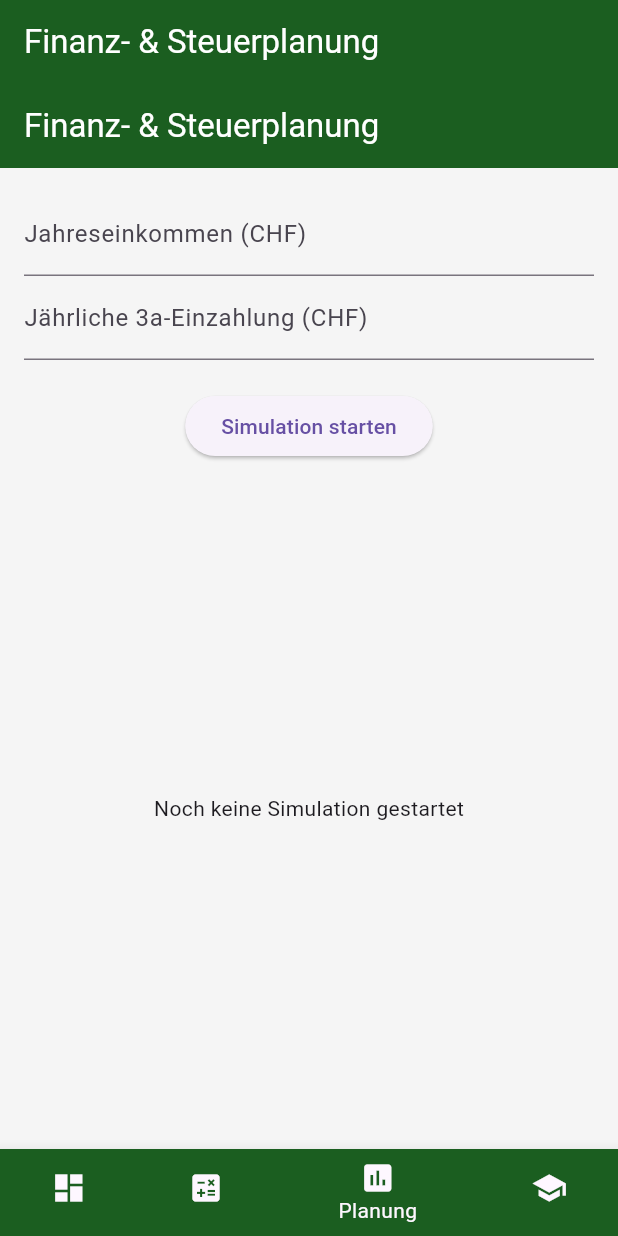
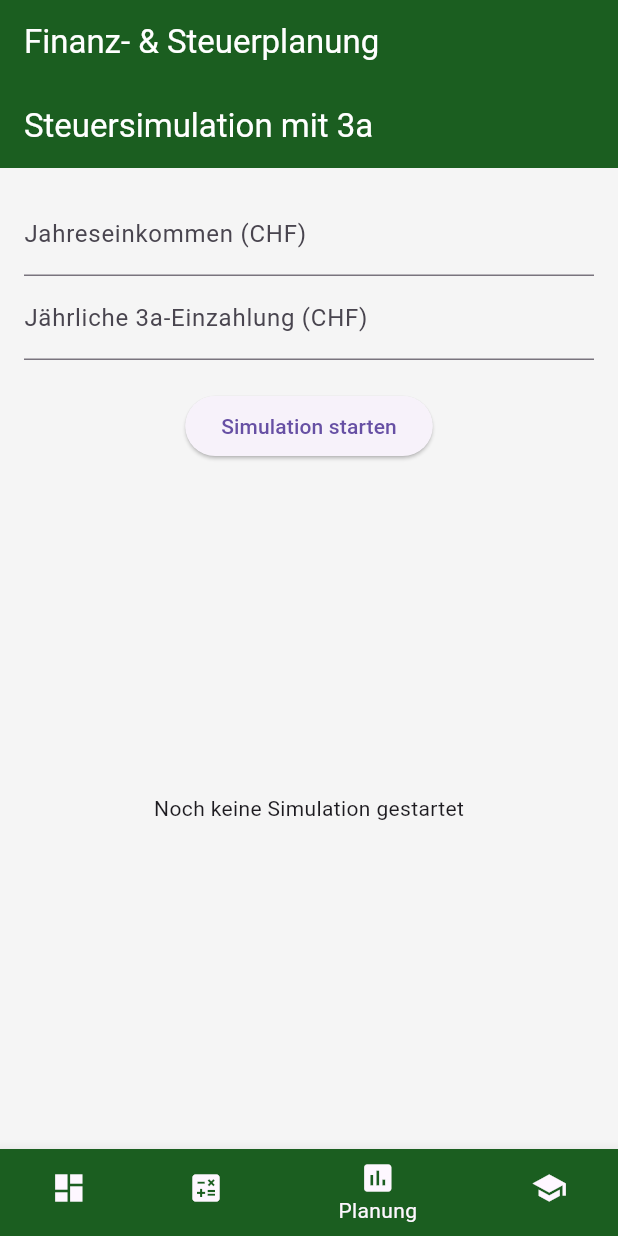
Before and after one commit to LinuxKaliUser/ssf_app, a Flutter app: the screen it shows after launch, item 3 of the bottom bar chosen, on a phone screen of 412 x 824 dp. Run offline on Flutter 3.47's test engine with Material 3 defaults, Android fonts, the phone set to English and light mode, and no system bars; our stand-ins replace fl_chart; missing offline and left inert: dart:html, excel.

Commit message:
steuersimulation 3a beschreibung angepasst

```diff
--- a/lib/ui/finance_planning_screen.dart
+++ b/lib/ui/finance_planning_screen.dart
@@ -48,7 +48,7 @@ class _FinancePlanningScreenState extends State<FinancePlanningScreen> {
   @override
   Widget build(BuildContext context) {
     return Scaffold(
-      appBar: AppBar(title: const Text("Finanz- & Steuerplanung")),
+      appBar: AppBar(title: const Text("Steuersimulation mit 3a")),
       body: Padding(
         padding: const EdgeInsets.all(16),
         child: Column(
```
